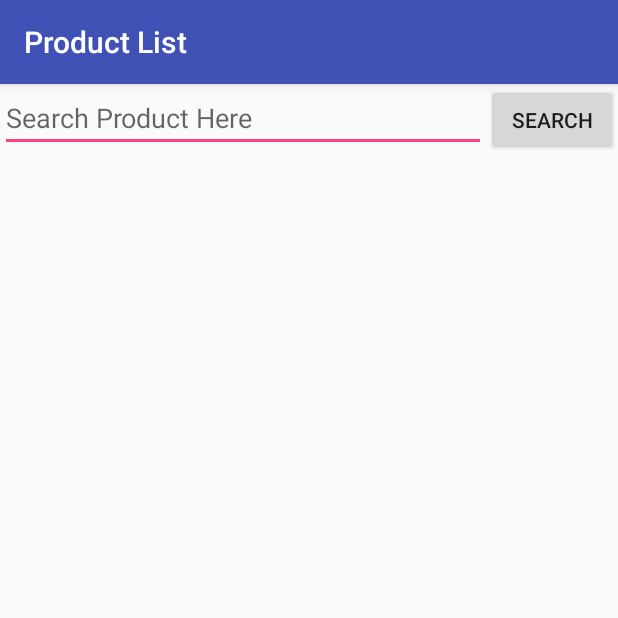
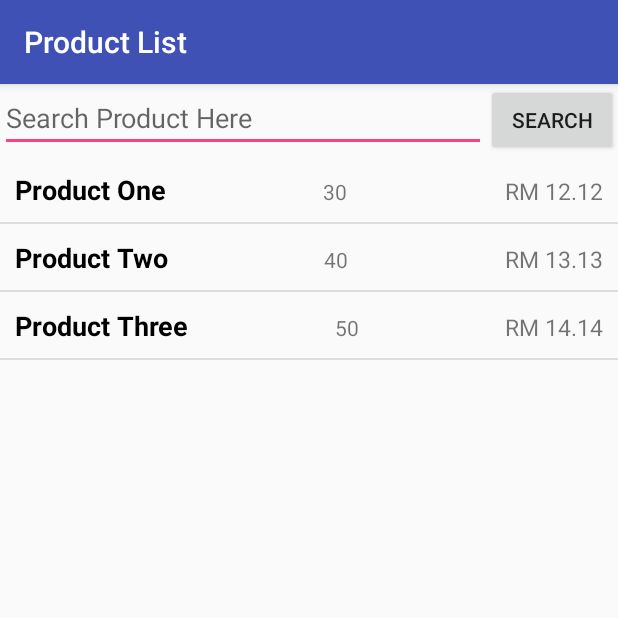
Before and after one commit to sh1ft15/MIM_Market2U, an Android app: the ProductList screen opened directly, with no data from a screen before it, on a phone screen of 412 x 824 dp, the top half of it. Run offline under Robolectric (Android 15) with nearby library versions, the light colour scheme and no system bars; our stand-ins replace Firebase (no records; nobody signed in at launch, a user with empty details on screens opened directly).

Commit message:
Modified ProductModel a bit (doesn't affect others activity). Activity ProductList/ ProductListAdpater changed from Product_Model to ProductModel.

```diff
--- a/app/src/main/java/com/example/yeong/market2u/MIM_Model/ProductModel.java
+++ b/app/src/main/java/com/example/yeong/market2u/MIM_Model/ProductModel.java
@@ -45,6 +45,13 @@ public final class ProductModel {
         this.productRemainingQuantity = productRemainingQuantity;
         this.productImageUrl = productImageUrl;
         this.userKey = userKey;
+    }
+
+    // Added By Din (Just for my convenient)
+    public ProductModel(String productName, double productPrice, int productRemainingQuantity ) {
+        this.productName = productName;
+        this.productPrice = productPrice;
+        this.productRemainingQuantity = productRemainingQuantity;
     }
 
     public static ProductModel getInstance() {
--- a/app/src/main/java/com/example/yeong/market2u/MIM_SearchProduct/ProductList.java
+++ b/app/src/main/java/com/example/yeong/market2u/MIM_SearchProduct/ProductList.java
@@ -7,6 +7,7 @@ import android.widget.Button;
 import android.widget.EditText;
 import android.widget.ListView;
 
+import com.example.yeong.market2u.MIM_Model.ProductModel;
 import com.example.yeong.market2u.MIM_Model.Product_Model;
 import com.example.yeong.market2u.R;
 
@@ -24,15 +25,17 @@ public class ProductList extends AppCompatActivity {
         this.getWindow().setSoftInputMode(WindowManager.LayoutParams.SOFT_INPUT_STATE_ALWAYS_HIDDEN);
 
 
-
-        Product_Model products = new Product_Model(this.getApplicationContext());
+        ArrayList<ProductModel> products = new ArrayList<ProductModel>();
 
         ListView listView = (ListView) findViewById(R.id.product_list_view);
         EditText searchInput = (EditText) findViewById(R.id.search_product_input);
         Button searchBtn = (Button) findViewById(R.id.search_product_btn);
 
-        ArrayList<Product_Model> product_models = products.all();
-        ProductListAdapter adapter = new ProductListAdapter(this,product_models );
+        products.add(new ProductModel("Product One", 12.12, 30));
+        products.add(new ProductModel("Product Two", 13.13, 40));
+        products.add(new ProductModel("Product Three", 14.14, 50));
+
+        ProductListAdapter adapter = new ProductListAdapter(this, products );
         listView.setAdapter(adapter);
 
 
--- a/app/src/main/java/com/example/yeong/market2u/MIM_SearchProduct/ProductListAdapter.java
+++ b/app/src/main/java/com/example/yeong/market2u/MIM_SearchProduct/ProductListAdapter.java
@@ -7,7 +7,7 @@ import android.view.ViewGroup;
 import android.widget.ArrayAdapter;
 import android.widget.TextView;
 
-import com.example.yeong.market2u.MIM_Model.Product_Model;
+import com.example.yeong.market2u.MIM_Model.ProductModel;
 import com.example.yeong.market2u.R;
 
 import java.util.ArrayList;
@@ -16,9 +16,9 @@ import java.util.ArrayList;
  * Created by Banana on 4/18/2017.
  */
 
-public class ProductListAdapter extends ArrayAdapter<Product_Model>{
+public class ProductListAdapter extends ArrayAdapter<ProductModel>{
 
-    public ProductListAdapter(Activity context, ArrayList<Product_Model> product_models) {
+    public ProductListAdapter(Activity context, ArrayList<ProductModel> product_models) {
 
         super(context, 0, product_models);
     }
@@ -33,7 +33,7 @@ public class ProductListAdapter extends ArrayAdapter<Product_Model>{
                     R.layout.product_list_content, parent, false);
         }
 
-        Product_Model product_model = getItem(position);
+        ProductModel product_model = getItem(position);
 
         TextView nameTextView = (TextView) listItemView.findViewById(R.id.name_tag);
         nameTextView.setText(product_model.getProductName());
@@ -42,7 +42,7 @@ public class ProductListAdapter extends ArrayAdapter<Product_Model>{
         priceTextView.setText("RM " + Double.toString(product_model.getProductPrice()));
 
         TextView quantityTextView = (TextView) listItemView.findViewById(R.id.quantity_tag);
-        quantityTextView.setText(Integer.toString(product_model.getProductQuantity()));
+        quantityTextView.setText(Integer.toString(product_model.getProductRemainingQuantity()));
 
 
         return listItemView;
```
